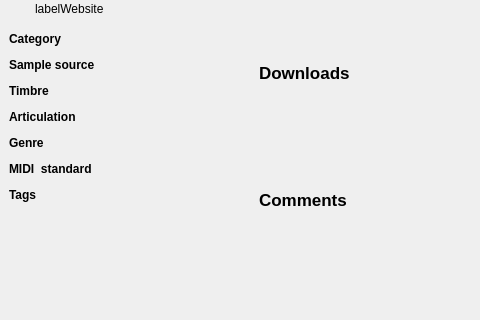
Before: the Qt Designer form sources/repository/soundfont/soundfontviewer.ui in davy7125/polyphone, drawn with Qt 5; both pictures show x 0 to 480 and y 116 to 436 of the 699 by 436 pixel window.
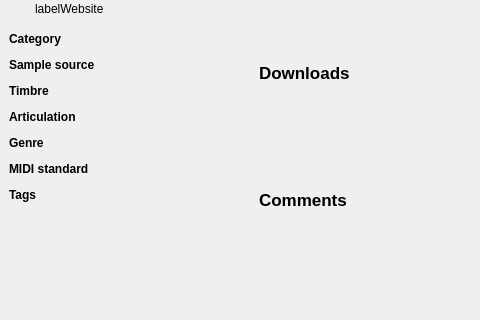
After: the same form once the commit is applied. Custom widgets are drawn as their Qt base class.

Patch:
```diff
--- a/sources/repository/soundfont/soundfontviewer.ui
+++ b/sources/repository/soundfont/soundfontviewer.ui
@@ -100,7 +100,7 @@
           </font>
          </property>
          <property name="text">
-          <string>MIDI  standard</string>
+          <string>MIDI standard</string>
          </property>
         </widget>
        </item>
```
